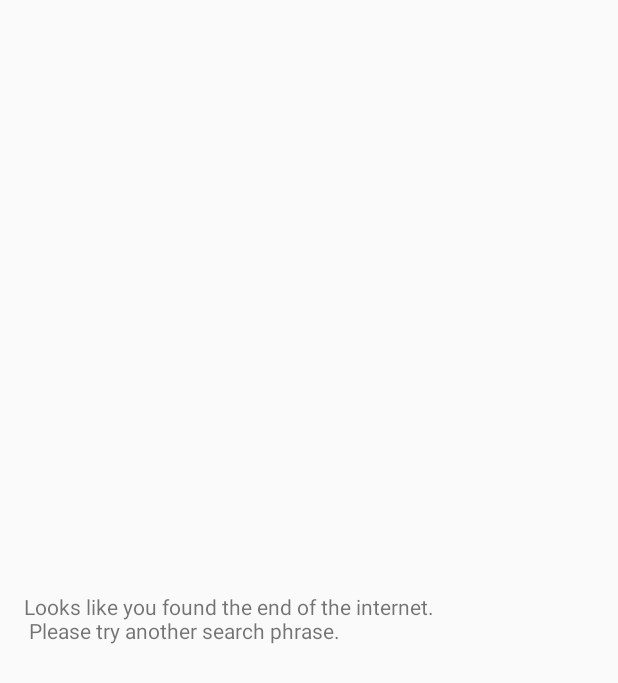
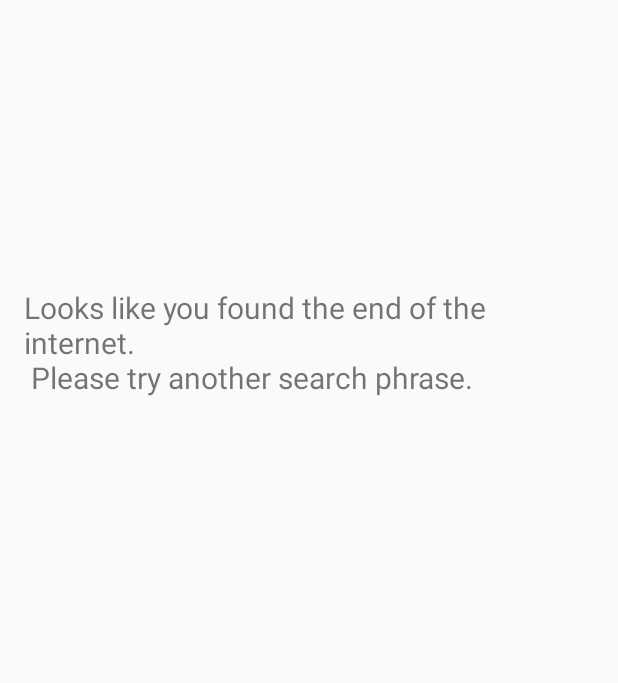
Before and after one commit to stumi01/iTunesSample, an Android app: the layout view_empty.xml on its own in the app's theme, with its tools: preview values and no code run, on a phone screen of 412 x 824 dp. Shown: the top 683 px of the screen. Run offline under Robolectric (Android 15) with nearby library versions, the phone set to English and light mode, and no system bars.

Commit message:
Make empty view a bit readable.

```diff
--- a/app/src/main/res/layout/view_empty.xml
+++ b/app/src/main/res/layout/view_empty.xml
@@ -8,8 +8,9 @@
             android:text="@string/empty_message"
             android:layout_width="0dp"
             android:layout_height="wrap_content"
+            android:textSize="20sp"
             android:id="@+id/textView3" app:layout_constraintStart_toStartOf="parent" android:layout_marginStart="16dp"
             app:layout_constraintEnd_toEndOf="parent" android:layout_marginEnd="16dp" android:layout_marginTop="8dp"
             app:layout_constraintTop_toTopOf="parent" android:layout_marginBottom="8dp"
-            app:layout_constraintBottom_toBottomOf="parent"/>
+            app:layout_constraintBottom_toBottomOf="parent" app:layout_constraintVertical_bias="0.25"/>
 </android.support.constraint.ConstraintLayout>
```
